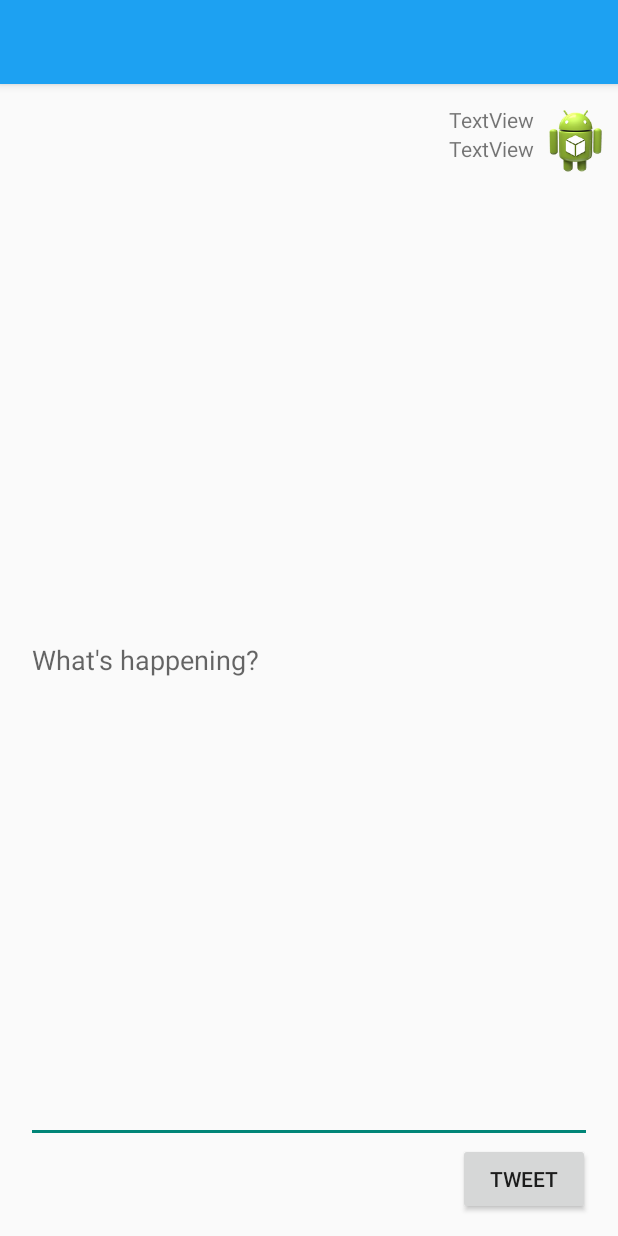
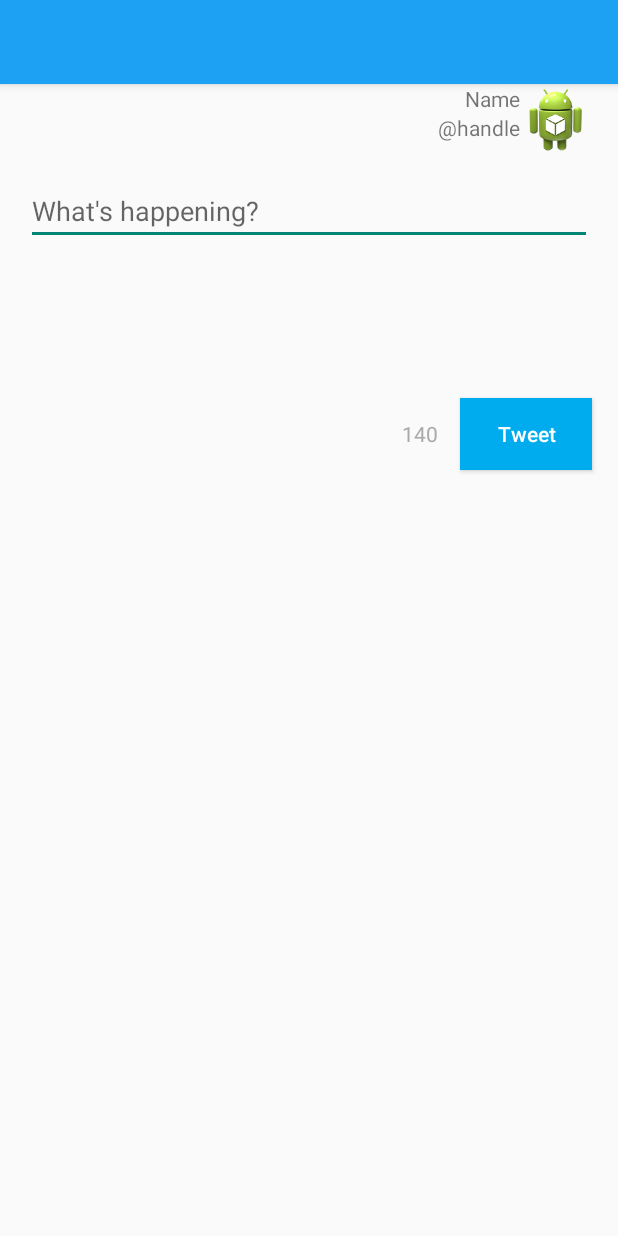
Before and after one commit to AdrianG18/MySimpleTweets, an Android app: the ComposeActivity screen opened directly, with no data from a screen before it, on a phone screen of 412 x 824 dp. Run offline under Robolectric (Android 15) with nearby library versions, the phone set to English and light mode, and no system bars; libraries missing offline, so code that uses them is left out: com.loopj.android, com.raizlabs.android, cz.msebera.android, org.parceler; 1 statement that could not run was skipped.

Commit message:
Added Character count

```diff
--- a/app/src/main/java/com/codepath/apps/restclienttemplate/ComposeActivity.java
+++ b/app/src/main/java/com/codepath/apps/restclienttemplate/ComposeActivity.java
@@ -1,11 +1,16 @@
 package com.codepath.apps.restclienttemplate;
 
 import android.content.Intent;
+import android.graphics.Color;
 import android.support.v7.app.AppCompatActivity;
 import android.os.Bundle;
+import android.text.Editable;
+import android.text.TextWatcher;
 import android.util.Log;
 import android.view.View;
+import android.widget.Button;
 import android.widget.EditText;
+import android.widget.TextView;
 
 import com.codepath.apps.restclienttemplate.models.Tweet;
 import com.loopj.android.http.JsonHttpResponseHandler;
@@ -17,6 +22,8 @@ import org.parceler.Parcels;
 
 import cz.msebera.android.httpclient.Header;
 
+import static android.graphics.Color.DKGRAY;
+import static com.codepath.apps.restclienttemplate.R.id.btnSend;
 
 
 public class ComposeActivity extends AppCompatActivity {
@@ -25,6 +32,8 @@ public class ComposeActivity extends AppCompatActivity {
     // instance variables
     TwitterClient client;
     EditText etTweet;
+    TextView tvCount;
+    Button btnSend;
 
     @Override
     protected void onCreate(Bundle savedInstanceState) {
@@ -34,7 +43,29 @@ public class ComposeActivity extends AppCompatActivity {
 
         client = TwitterApp.getRestClient();
         etTweet = (EditText) findViewById(R.id.etTweet);
+        tvCount = (TextView) findViewById(R.id.tvCount);
+        btnSend = (Button) findViewById(R.id.btnSend);
+
+        etTweet.addTextChangedListener(mTextEditorWatcher);
     }
+
+    private final TextWatcher mTextEditorWatcher = new TextWatcher() {
+        public void beforeTextChanged(CharSequence s, int start, int count, int after) {
+        }
+
+        public void onTextChanged(CharSequence s, int start, int before, int count) {
+            //This sets a textview to the current length
+            int length = s.length();
+            int tColor = (length>140) ? Color.RED : Color.DKGRAY;
+            int bColor = (length>140 || length == 0) ? Color.parseColor("#6A00ACED") : Color.parseColor("#00aced");
+            tvCount.setText(String.valueOf(140-length));
+            tvCount.setTextColor(tColor);
+            btnSend.setBackgroundColor(bColor);
+        }
+
+        public void afterTextChanged(Editable s) {
+        }
+    };
 
     public void onTweet(View v) {
 
--- a/app/src/main/res/layout/activity_compose.xml
+++ b/app/src/main/res/layout/activity_compose.xml
@@ -1,5 +1,5 @@
 <?xml version="1.0" encoding="utf-8"?>
-<android.support.constraint.ConstraintLayout xmlns:android="http://schemas.android.com/apk/res/android"
+<RelativeLayout xmlns:android="http://schemas.android.com/apk/res/android"
     xmlns:app="http://schemas.android.com/apk/res-auto"
     xmlns:tools="http://schemas.android.com/tools"
     android:layout_width="match_parent"
@@ -14,48 +14,52 @@
         tools:layout_constraintRight_creator="1"
         tools:layout_constraintBottom_creator="1"
         app:layout_constraintBottom_toTopOf="@+id/etTweet"
-        android:layout_marginEnd="4dp"
-        app:layout_constraintRight_toRightOf="parent" />
+        app:layout_constraintRight_toRightOf="parent"
+        android:layout_alignParentTop="true"
+        android:layout_alignEnd="@+id/etTweet" />
 
     <TextView
         android:id="@+id/tvName"
         android:layout_width="wrap_content"
         android:layout_height="wrap_content"
-        android:text="TextView"
+        android:layout_alignParentTop="true"
+        android:layout_toStartOf="@+id/imageView"
+        android:text="Name"
         app:layout_constraintRight_toLeftOf="@+id/imageView"
-        tools:layout_constraintTop_creator="1"
+        app:layout_constraintTop_toTopOf="@+id/imageView"
         tools:layout_constraintRight_creator="1"
-        android:layout_marginEnd="4dp"
-        app:layout_constraintTop_toTopOf="@+id/imageView" />
+        tools:layout_constraintTop_creator="1" />
 
     <TextView
         android:id="@+id/tvScreenName"
         android:layout_width="wrap_content"
         android:layout_height="wrap_content"
-        android:text="TextView"
-        tools:layout_constraintTop_creator="1"
-        tools:layout_constraintRight_creator="1"
+        android:layout_below="@+id/tvName"
+        android:layout_toStartOf="@+id/imageView"
+        android:text="\@handle"
+        app:layout_constraintLeft_toLeftOf="@+id/tvName"
         app:layout_constraintRight_toRightOf="@+id/tvName"
         app:layout_constraintTop_toBottomOf="@+id/tvName"
         tools:layout_constraintLeft_creator="1"
-        app:layout_constraintLeft_toLeftOf="@+id/tvName" />
+        tools:layout_constraintRight_creator="1"
+        tools:layout_constraintTop_creator="1" />
 
     <EditText
         android:id="@+id/etTweet"
-        android:layout_width="0dp"
-        android:layout_height="0dp"
+        android:layout_width="match_parent"
+        android:layout_height="wrap_content"
         android:layout_marginBottom="62dp"
         android:layout_marginEnd="17dp"
         android:layout_marginStart="17dp"
         android:layout_marginTop="62dp"
         android:ems="10"
         android:hint="What's happening?"
-        android:inputType="textPersonName"
         app:layout_constraintBottom_toBottomOf="parent"
         app:layout_constraintLeft_toLeftOf="parent"
         app:layout_constraintRight_toRightOf="parent"
         app:layout_constraintTop_toTopOf="parent"
         tools:gravity="top"
+        android:inputType="textMultiLine"
         tools:layout_constraintBottom_creator="1"
         tools:layout_constraintLeft_creator="1"
         tools:layout_constraintRight_creator="1"
@@ -65,11 +69,28 @@
         android:id="@+id/btnSend"
         android:layout_width="wrap_content"
         android:layout_height="wrap_content"
+        android:background="#00aced"
         android:onClick="onTweet"
         android:text="Tweet"
+        android:textAllCaps="false"
+        android:textColor="@android:color/background_light"
+        app:layout_constraintRight_toRightOf="@+id/etTweet"
+        app:layout_constraintTop_toBottomOf="@+id/etTweet"
+        tools:layout_constraintRight_creator="1"
         tools:layout_constraintTop_creator="1"
-        tools:layout_constraintRight_creator="1"
-        android:layout_marginEnd="1dp"
-        app:layout_constraintRight_toRightOf="@+id/etTweet"
-        app:layout_constraintTop_toBottomOf="@+id/etTweet" />
-</android.support.constraint.ConstraintLayout>
+        android:layout_below="@+id/etTweet"
+        android:layout_alignEnd="@+id/etTweet"
+        android:layout_marginTop="40dp" />
+
+    <TextView
+        android:id="@+id/tvCount"
+        android:layout_width="wrap_content"
+        android:layout_height="wrap_content"
+        android:layout_alignBaseline="@+id/btnSend"
+        android:layout_alignBottom="@+id/btnSend"
+        android:layout_toStartOf="@+id/tvScreenName"
+        android:text="140"
+        android:textColor="@android:color/darker_gray"
+        tools:layout_editor_absoluteX="246dp"
+        tools:layout_editor_absoluteY="464dp" />
+</RelativeLayout>
```
